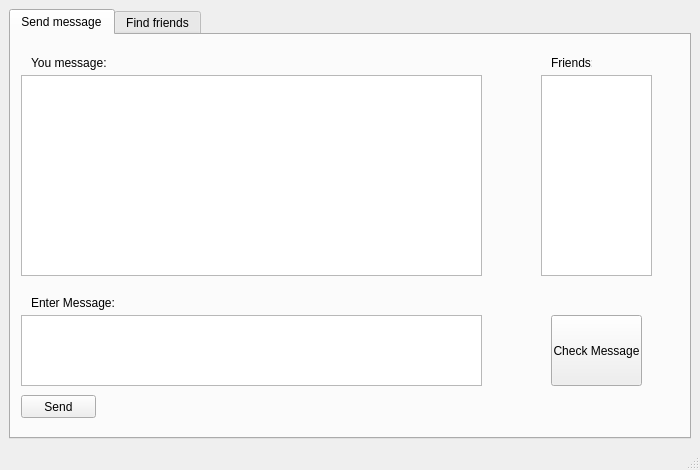
Old version of the form Application-VT/client/QT_GUI/chat_v1.ui in the repository Ovsienko023/VTerminale.
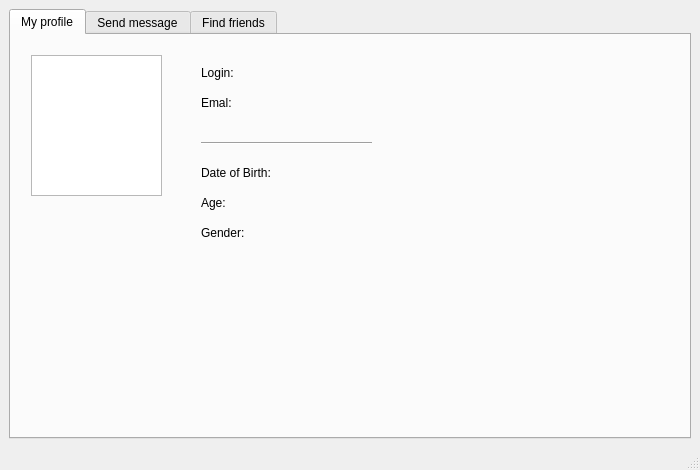
New version of the form.

Commit message: mod GUI cleint new My profile

What changed in the file:
```diff
--- a/Application-VT/client/QT_GUI/chat_v1.ui
+++ b/Application-VT/client/QT_GUI/chat_v1.ui
@@ -32,6 +32,102 @@
       <property name="currentIndex">
        <number>0</number>
       </property>
+      <widget class="QWidget" name="tab_2">
+       <attribute name="title">
+        <string>My profile</string>
+       </attribute>
+       <widget class="QGraphicsView" name="graphicsView">
+        <property name="geometry">
+         <rect>
+          <x>20</x>
+          <y>20</y>
+          <width>131</width>
+          <height>141</height>
+         </rect>
+        </property>
+       </widget>
+       <widget class="QLabel" name="login">
+        <property name="geometry">
+         <rect>
+          <x>190</x>
+          <y>30</y>
+          <width>171</width>
+          <height>16</height>
+         </rect>
+        </property>
+        <property name="text">
+         <string>Login: </string>
+        </property>
+        <property name="textFormat">
+         <enum>Qt::AutoText</enum>
+        </property>
+       </widget>
+       <widget class="QLabel" name="label_7">
+        <property name="geometry">
+         <rect>
+          <x>190</x>
+          <y>60</y>
+          <width>171</width>
+          <height>16</height>
+         </rect>
+        </property>
+        <property name="text">
+         <string>Emal:</string>
+        </property>
+       </widget>
+       <widget class="Line" name="line_2">
+        <property name="geometry">
+         <rect>
+          <x>190</x>
+          <y>100</y>
+          <width>171</width>
+          <height>16</height>
+         </rect>
+        </property>
+        <property name="orientation">
+         <enum>Qt::Horizontal</enum>
+        </property>
+       </widget>
+       <widget class="QLabel" name="label_8">
+        <property name="geometry">
+         <rect>
+          <x>190</x>
+          <y>130</y>
+          <width>171</width>
+          <height>16</height>
+         </rect>
+        </property>
+        <property name="text">
+         <string>Date of Birth:</string>
+        </property>
+       </widget>
+       <widget class="QLabel" name="label_9">
+        <property name="geometry">
+         <rect>
+          <x>190</x>
+          <y>190</y>
+          <width>181</width>
+          <height>16</height>
+         </rect>
+        </property>
+        <property name="text">
+         <string>Gender:</string>
+        </property>
+       </widget>
+       <widget class="QLabel" name="label_10">
+        <property name="geometry">
+         <rect>
+          <x>190</x>
+          <y>160</y>
+          <width>171</width>
+          <height>16</height>
+         </rect>
+        </property>
+        <property name="text">
+         <string>Age:</string>
+        </property>
+       </widget>
+      </widget>
       <widget class="QWidget" name="Tab_1">
        <attribute name="title">
         <string>Send message</string>
```
Left out of the diff: 4 changed lines with no effect on the pictures. The commit also changes 4 other files.
